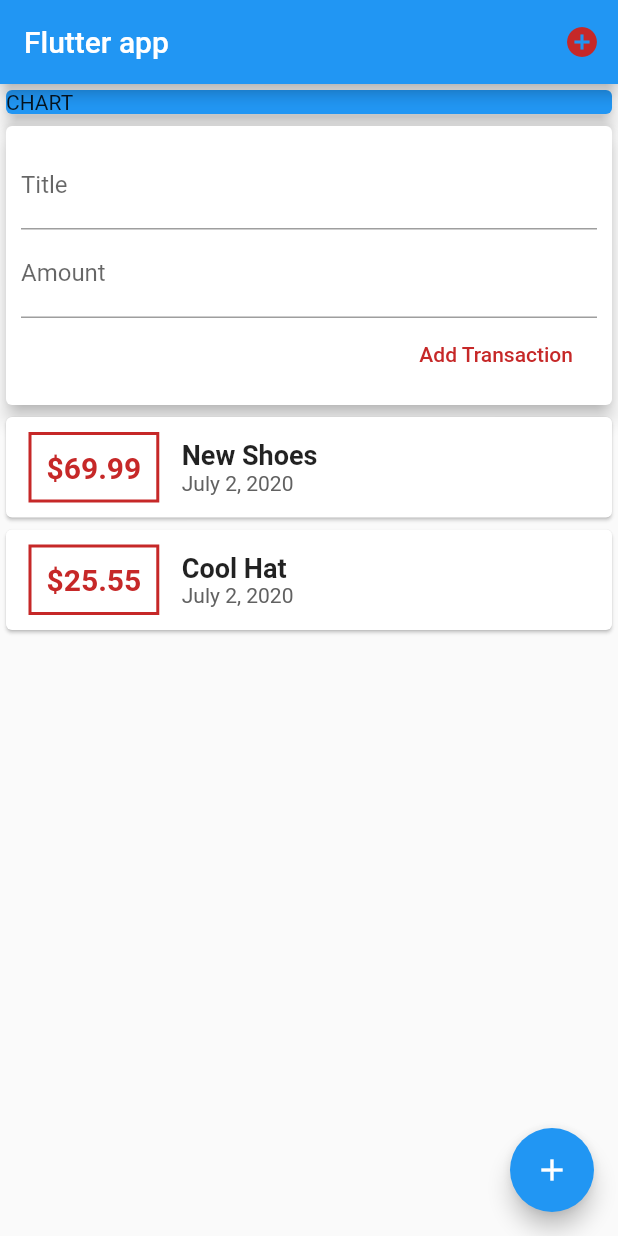
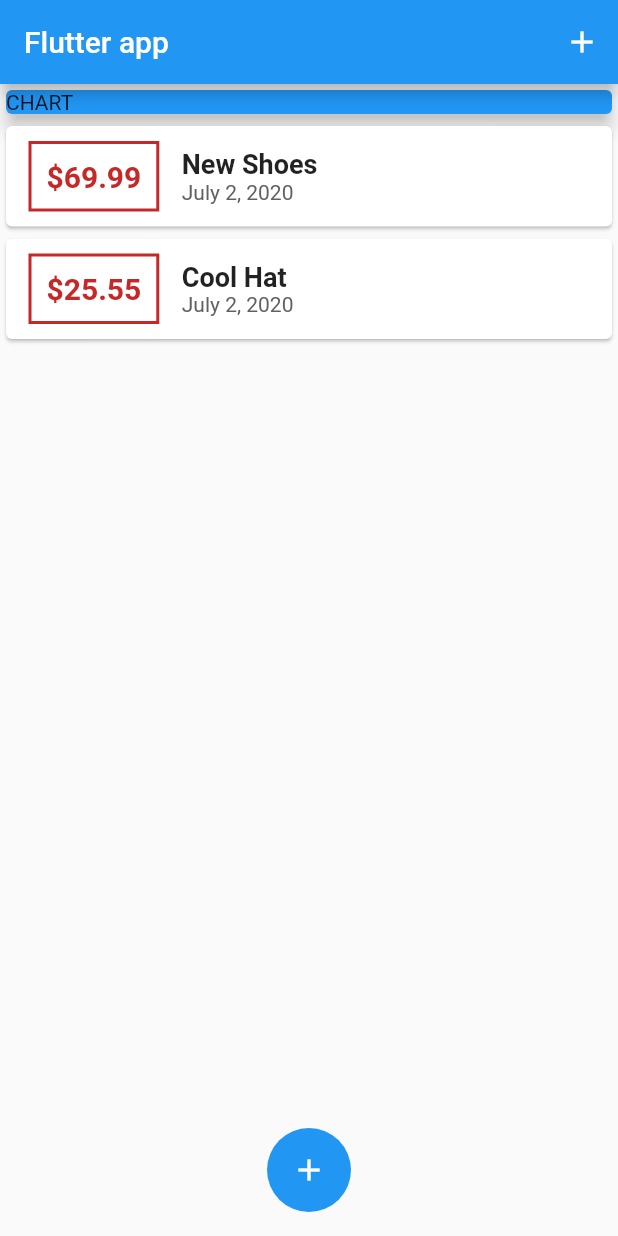
Before and after one commit to Forzz/Cash_spending_app, a Flutter app: the screen it shows after launch, on a phone screen of 412 x 824 dp. Run offline on Flutter 3.47's test engine with Material 2 defaults, Android fonts, the phone set to English and light mode, and no system bars.

Commit message:
Reworked adding transactions, moved user_transactions to main

```diff
--- a/lib/main.dart
+++ b/lib/main.dart
@@ -1,6 +1,8 @@
 import 'package:flutter/material.dart';
 
-import './widgets/user_transactions.dart';
+import './models/transaction.dart';
+import './widgets/new_transaction.dart';
+import './widgets/transaction_list.dart';
 
 void main() => runApp(CashSpendingApp());
 
@@ -14,11 +16,53 @@ class CashSpendingApp extends StatelessWidget {
   }
 }
 
-class MyHomePage extends StatelessWidget {
-  //String titleInput;
-  //String amountInput;
-  final titleController = TextEditingController();
-  final amountController = TextEditingController();
+class MyHomePage extends StatefulWidget {
+  // String titleInput;
+  // String amountInput;
+  @override
+  _MyHomePageState createState() => _MyHomePageState();
+}
+
+class _MyHomePageState extends State<MyHomePage> {
+  final List<Transaction> _userTransactions = [
+    Transaction(
+      id: 't1',
+      title: 'New Shoes',
+      amount: 69.99,
+      date: DateTime.now(),
+    ),
+    Transaction(
+      id: 't2',
+      title: 'Cool Hat',
+      amount: 25.55,
+      date: DateTime.now(),
+    ),
+  ];
+
+  void _addNewTransaction(String txTitle, double txAmount) {
+    final newTx = Transaction(
+      title: txTitle,
+      amount: txAmount,
+      date: DateTime.now(),
+      id: DateTime.now().toString(),
+    );
+
+    setState(() {
+      _userTransactions.add(newTx);
+    });
+  }
+
+  void _startAddNewTransaction(BuildContext ctx) {
+    showModalBottomSheet(
+        context: ctx,
+        builder: (_) {
+          return GestureDetector(
+            onTap: null,
+            behavior: HitTestBehavior.opaque,
+            child: NewTransaction(_addNewTransaction),
+          );
+        });
+  }
 
   @override
   Widget build(BuildContext context) {
@@ -28,10 +72,9 @@ class MyHomePage extends StatelessWidget {
         actions: <Widget>[
           IconButton(
             icon: Icon(
-              Icons.add_circle,
-              color: Colors.red[800],
+              Icons.add,
             ),
-            onPressed: () {},
+            onPressed: () => _startAddNewTransaction(context),
           )
         ],
       ),
@@ -48,12 +91,14 @@ class MyHomePage extends StatelessWidget {
                 child: const Text('CHART'),
               ),
             ),
-            UserTransactions(),
+            TransactionList(_userTransactions),
           ],
         ),
       ),
+      floatingActionButtonLocation: FloatingActionButtonLocation.centerFloat,
       floatingActionButton: FloatingActionButton(
-        onPressed: null,
+        onPressed: () => _startAddNewTransaction(context),
+        elevation: 0.0,
         child: Icon(
           Icons.add,
         ),
--- a/lib/widgets/user_transactions.dart
+++ /dev/null
@@ -1,50 +0,0 @@
-import 'package:flutter/material.dart';
-
-import '../models/transaction.dart';
-import './new_transaction.dart';
-import './transaction_list.dart';
-
-class UserTransactions extends StatefulWidget {
-  @override
-  _UserTransactionsState createState() => _UserTransactionsState();
-}
-
-class _UserTransactionsState extends State<UserTransactions> {
-  final List<Transaction> _userTransactions = [
-    Transaction(
-      id: 't1',
-      title: 'New Shoes',
-      amount: 69.99,
-      date: DateTime.now(),
-    ),
-    Transaction(
-      id: 't2',
-      title: 'Cool Hat',
-      amount: 25.55,
-      date: DateTime.now(),
-    ),
-  ];
-
-  void _addNewTransaction(String txTitle, double txAmount) {
-    final newTx = Transaction(
-      title: txTitle,
-      amount: txAmount,
-      date: DateTime.now(),
-      id: DateTime.now().toString(),
-    );
-
-    setState(() {
-      _userTransactions.add(newTx);
-    });
-  }
-
-  @override
-  Widget build(BuildContext context) {
-    return Column(
-      children: <Widget>[
-        NewTransaction(_addNewTransaction),
-        TransactionList(_userTransactions),
-      ],
-    );
-  }
-}
```
